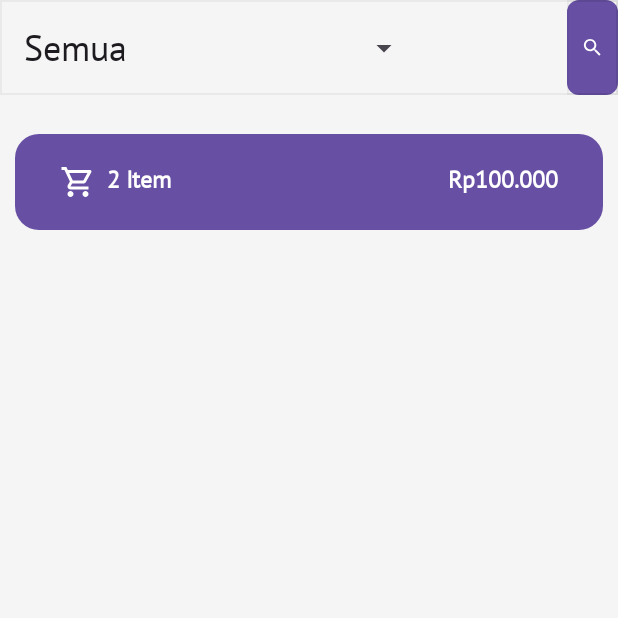
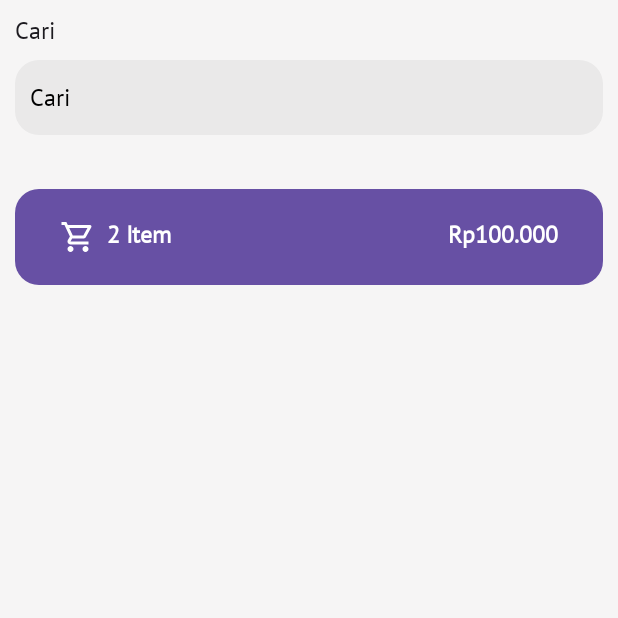
Before and after one commit to rizky201008/VCashier, an Android app built with Jetpack Compose: the composable CreateTransactionScreen shown on its own in the app's theme, on a phone screen of 412 x 824 dp, the top half of it. Run offline under Robolectric (Android 15) with nearby library versions, the phone set to English and light mode, and no system bars; our stand-ins replace constraintlayout-compose; libraries missing offline, so code that uses them is left out: com.materialkolor, com.materialkolor.dynamicColorScheme, com.materialkolor.rememberDynamicColorScheme, com.ramcosta.composedestinations; 6 statements that could not run were skipped.

Commit message:
refactor: mobile: modify CreateTransactionScreen

```diff
--- a/mobile/app/src/main/java/com/vixiloc/vcashiermobile/presentation/screens/transaction/CreateTransactionScreen.kt
+++ b/mobile/app/src/main/java/com/vixiloc/vcashiermobile/presentation/screens/transaction/CreateTransactionScreen.kt
@@ -1,30 +1,25 @@
 package com.vixiloc.vcashiermobile.presentation.screens.transaction
 
-import android.widget.Toast
 import androidx.compose.foundation.background
-import androidx.compose.foundation.border
 import androidx.compose.foundation.layout.Column
+import androidx.compose.foundation.layout.Row
 import androidx.compose.foundation.layout.fillMaxSize
 import androidx.compose.foundation.layout.fillMaxWidth
 import androidx.compose.foundation.lazy.grid.GridCells
 import androidx.compose.foundation.lazy.grid.LazyVerticalGrid
 import androidx.compose.foundation.lazy.grid.items
+import androidx.compose.foundation.shape.CircleShape
 import androidx.compose.material.icons.Icons
 import androidx.compose.material.icons.outlined.Search
 import androidx.compose.material.icons.outlined.ShoppingCart
 import androidx.compose.material3.MaterialTheme
 import androidx.compose.runtime.Composable
 import androidx.compose.runtime.LaunchedEffect
-import androidx.compose.runtime.getValue
-import androidx.compose.runtime.mutableStateOf
-import androidx.compose.runtime.remember
-import androidx.compose.runtime.setValue
 import androidx.compose.ui.Modifier
 import androidx.compose.ui.graphics.Color
 import androidx.compose.ui.platform.LocalContext
 import androidx.compose.ui.unit.dp
 import androidx.constraintlayout.compose.ConstraintLayout
-import androidx.constraintlayout.compose.Dimension
 import com.ramcosta.composedestinations.annotation.Destination
 import com.ramcosta.composedestinations.navigation.DestinationsNavigator
 import com.vixiloc.vcashiermobile.presentation.screens.destinations.TransactionReviewScreenDestination
@@ -32,8 +27,8 @@ import com.vixiloc.vcashiermobile.presentation.widgets.commons.FloatingTransacti
 import com.vixiloc.vcashiermobile.presentation.widgets.commons.IconButton
 import com.vixiloc.vcashiermobile.presentation.widgets.commons.Loading
 import com.vixiloc.vcashiermobile.presentation.widgets.commons.ProductItem
+import com.vixiloc.vcashiermobile.presentation.widgets.commons.TextField
 import com.vixiloc.vcashiermobile.presentation.widgets.commons.VerticalSpacer
-import com.vixiloc.vcashiermobile.presentation.widgets.home.DropdownMenu
 import org.koin.androidx.compose.koinViewModel
 
 @Destination
@@ -57,47 +52,15 @@ fun CreateTransactionScreen(
             .background(color = Color(0xFFF6F5F5))
     ) {
         Loading(modifier = Modifier, visible = state.isLoading)
-        ConstraintLayout(
-            modifier = Modifier
-                .fillMaxWidth()
-                .border(width = 1.dp, color = Color.Black.copy(alpha = 0.05f))
-        ) {
-            val (dropDown, searchButton) = createRefs()
-            val dropDownData =
-                arrayOf("Semua", "Cappuccino", "Espresso", "Latte", "Mocha")
-            var expanded by remember { mutableStateOf(false) }
-            var selectedText by remember { mutableStateOf(dropDownData[0]) }
 
-            DropdownMenu(modifier = Modifier.constrainAs(dropDown) {
-                top.linkTo(parent.top)
-                start.linkTo(parent.start)
-                bottom.linkTo(parent.bottom)
-                width = Dimension.matchParent
-            },
-                data = dropDownData,
-                onItemSelected = {
-                    selectedText = it
-                    Toast.makeText(context, "Selected: $it", Toast.LENGTH_SHORT).show()
-                },
-                selectedText = selectedText,
-                expanded = expanded,
-                onExpandedChange = { expanded = it }
-            )
+        TextField(
+            value = "Cari",
+            onValueChanged = {},
+            modifier = Modifier,
+            title = "Cari",
+            textStyle = MaterialTheme.typography.titleMedium.copy(color = MaterialTheme.colorScheme.onBackground)
+        )
 
-            IconButton(
-                onClick = { /*TODO*/ },
-                modifier = Modifier
-                    .border(width = 1.dp, color = Color.Black.copy(alpha = 0.05f))
-                    .constrainAs(searchButton) {
-                        top.linkTo(parent.top)
-                        end.linkTo(parent.end)
-                        bottom.linkTo(parent.bottom)
-                        height = Dimension.fillToConstraints
-                        width = Dimension.wrapContent
-                    },
-                icon = Icons.Outlined.Search
-            )
-        }
         ConstraintLayout(
             modifier = Modifier
                 .fillMaxWidth()
```
